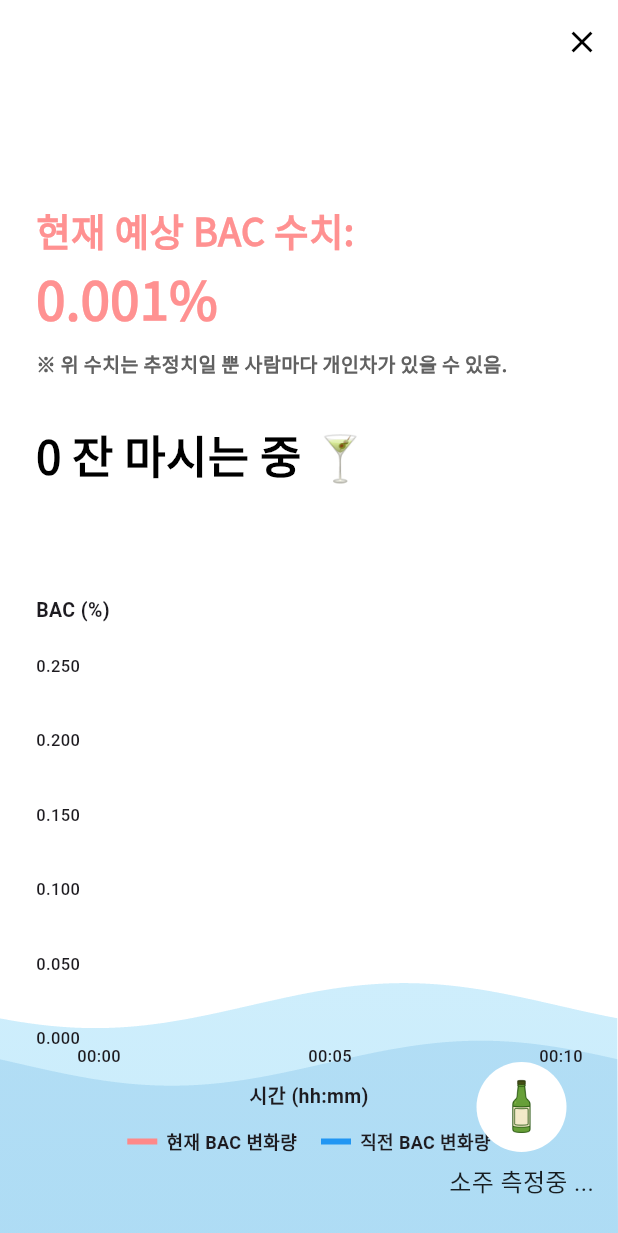
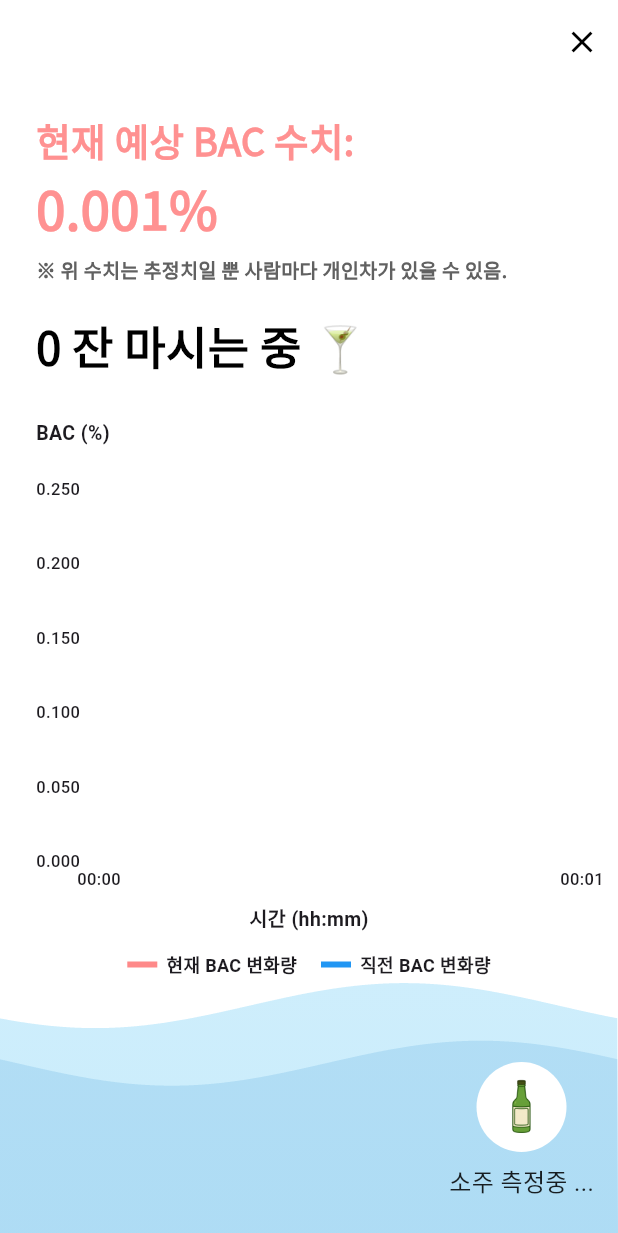
Before and after one commit to inu-capstone-VCHE/todays_drink_app, a Flutter app: the DrunkennessScreen screen opened directly, on a phone screen of 412 x 824 dp. Shown: the top 1233 px of the screen. Run offline on Flutter 3.47's test engine with Material 3 defaults, Android fonts, the phone set to English and light mode, and no system bars; drawn by our look-alikes of fl_chart; our stand-ins replace image_picker, table_calendar.

Commit message:
graph ui fix, interval changed

```diff
--- a/lib/mainscreens/DrunknessScreens/drunkenness_screen.dart
+++ b/lib/mainscreens/DrunknessScreens/drunkenness_screen.dart
@@ -183,7 +183,7 @@ class _DrunkennessScreenState extends State<DrunkennessScreen> with SingleTicker
         });
 
         // ▼ 5 분마다 한 번씩 ‘pull’ 호출
-    _periodicTimer = Timer.periodic(const Duration(minutes: 5), (_) async {
+    _periodicTimer = Timer.periodic(const Duration(minutes: 1), (_) async {
       try {
         // 네이티브에서 최신 BAC 한 번 가져오기
         final num latest = await _ch.invokeMethod('getLatestBac');
@@ -192,7 +192,7 @@ class _DrunkennessScreenState extends State<DrunkennessScreen> with SingleTicker
         debugPrint('getLatestBac 실패: $e');
       }
     });
-
+    _currentBac.add(FlSpot(0, bac));   // ★ 그래프 데이터 쌓기
 
 
 
@@ -380,7 +380,7 @@ class _DrunkennessScreenState extends State<DrunkennessScreen> with SingleTicker
           Align(
             alignment: Alignment.topLeft,
             child: Padding(
-              padding: const EdgeInsets.fromLTRB(24, 80, 24, 0),
+              padding: const EdgeInsets.fromLTRB(24, 20, 24, 0),
               child: Column(
                 crossAxisAlignment: CrossAxisAlignment.start,
                 mainAxisSize: MainAxisSize.min,
@@ -406,7 +406,7 @@ class _DrunkennessScreenState extends State<DrunkennessScreen> with SingleTicker
                     ),
                     textAlign: TextAlign.left,
                   ),
-                  SizedBox(height: 10),
+                  SizedBox(height: 7),
                   Text(
                     "※ 위 수치는 추정치일 뿐 사람마다 개인차가 있을 수 있음.",
                     style: TextStyle(
@@ -417,7 +417,7 @@ class _DrunkennessScreenState extends State<DrunkennessScreen> with SingleTicker
                     ),
                     textAlign: TextAlign.left,
                   ),
-                  SizedBox(height: 30),
+                  SizedBox(height: 20),
                   Text(
                     "$_drinkCount 잔 마시는 중 🍸",
                     style: TextStyle(
@@ -428,7 +428,7 @@ class _DrunkennessScreenState extends State<DrunkennessScreen> with SingleTicker
                     ),
                     textAlign: TextAlign.left,
                   ),
-                  SizedBox(height: 70),
+                  SizedBox(height: 25),
                   Column(
                     crossAxisAlignment: CrossAxisAlignment.start,
                     children: [
@@ -444,7 +444,7 @@ class _DrunkennessScreenState extends State<DrunkennessScreen> with SingleTicker
                         child: Padding(
                           padding: const EdgeInsets.only(top: 24.0),
                           child: SizedBox(
-                            width: 350,
+                            width: max(MediaQuery.of(context).size.width - 48, 200),  // 좌우 24씩 패딩 빼주기
                             height: 270,
                             child: LineChart(
                               LineChartData(
@@ -452,8 +452,7 @@ class _DrunkennessScreenState extends State<DrunkennessScreen> with SingleTicker
                                 maxY: 0.25,
                                 minX: 0,
                                 maxX: (_currentBac.isNotEmpty
-                                        ? _currentBac.last.x
-                                        : 1) + 1,                // x축 범위를 최신 값에 맞춰 늘림
+                                ? _currentBac.last.x : 0) + 1, // x축 범위를 최신 값에 맞춰 늘림
                                 backgroundColor: Colors.transparent,
                                 gridData: FlGridData(show: false),
                                 titlesData: FlTitlesData(
@@ -462,7 +461,7 @@ class _DrunkennessScreenState extends State<DrunkennessScreen> with SingleTicker
                                       showTitles: true,
                                       interval: 1,
                                       getTitlesWidget: (value, _) {
-                                        int minutes = value.toInt() * 5;
+                                        int minutes = value.toInt();
                                         int hour = minutes ~/ 60;
                                         int minute = minutes % 60;
                                         return Padding(
```
Also changed, not shown: 125 other files.
